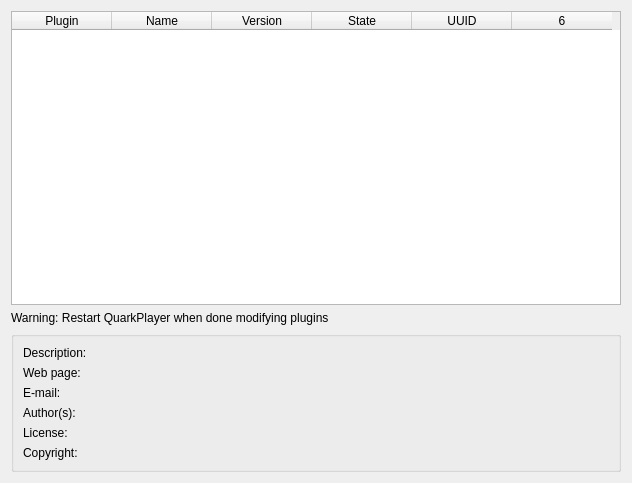
First picture: the form in quarkplayer/config/PluginsConfigWidget.ui, repository tkrotoff/QuarkPlayer, before the edit.
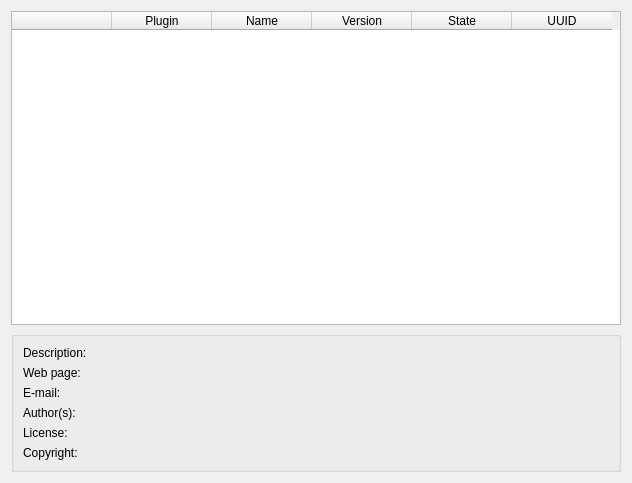
Second picture: the form after the edit.

The edit to the form file:
```diff
--- a/quarkplayer/config/PluginsConfigWidget.ui
+++ b/quarkplayer/config/PluginsConfigWidget.ui
@@ -21,7 +21,11 @@
      <property name="showGrid" >
       <bool>false</bool>
      </property>
-     <column/>
+     <column>
+      <property name="text" >
+       <string>  </string>
+      </property>
+     </column>
      <column>
       <property name="text" >
        <string>Plugin</string>
@@ -50,13 +54,6 @@
     </widget>
    </item>
    <item row="1" column="0" >
-    <widget class="QLabel" name="restartLabel" >
-     <property name="text" >
-      <string>Warning: Restart QuarkPlayer when done modifying plugins</string>
-     </property>
-    </widget>
-   </item>
-   <item row="2" column="0" >
     <widget class="QGroupBox" name="descriptionGroupBox" >
      <layout class="QGridLayout" name="gridLayout" >
       <item row="0" column="0" >
```
